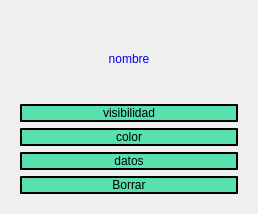
Before: the Qt Designer form frontend/ListWidget.ui in odevincenti/TC-TP1, drawn with Qt 5.
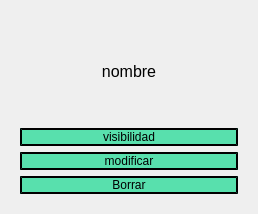
After: the same form once the commit is applied.

Commit message: OJO CUANDO BAJAS LOS .ui

```diff
--- a/frontend/ListWidget.ui
+++ b/frontend/ListWidget.ui
@@ -22,8 +22,13 @@
      <layout class="QVBoxLayout" name="verticalLayout">
       <item>
        <widget class="QLabel" name="nombre_list">
+        <property name="font">
+         <font>
+          <pointsize>12</pointsize>
+         </font>
+        </property>
         <property name="styleSheet">
-         <string notr="true">color:blue;</string>
+         <string notr="true"/>
         </property>
         <property name="text">
          <string>nombre</string>
@@ -57,21 +62,7 @@
 border-color: black;</string>
         </property>
         <property name="text">
-         <string>color</string>
-        </property>
-       </widget>
-      </item>
-      <item>
-       <widget class="QPushButton" name="datos_list">
-        <property name="styleSheet">
-         <string notr="true">background-color:rgb(88, 224, 173);
-border-radius:15px;
-border-style: outset;
-border-width: 2px;
-border-color: black;</string>
-        </property>
-        <property name="text">
-         <string>datos</string>
+         <string>modificar</string>
         </property>
        </widget>
       </item>
```
Left out of the diff: 2 changed lines with no effect on the pictures. The commit also changes 5 other files.
